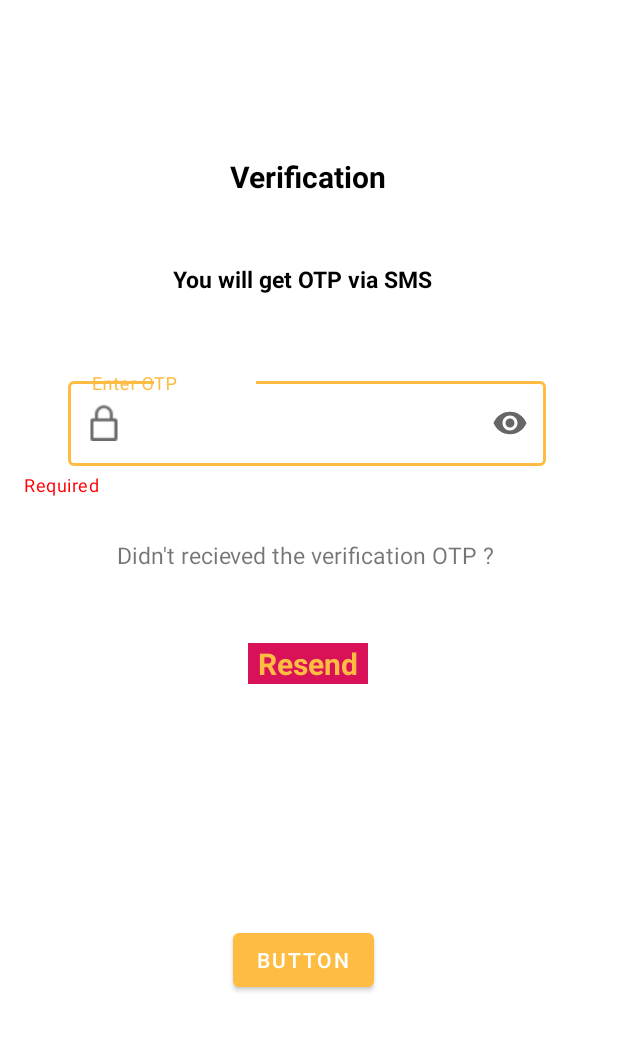
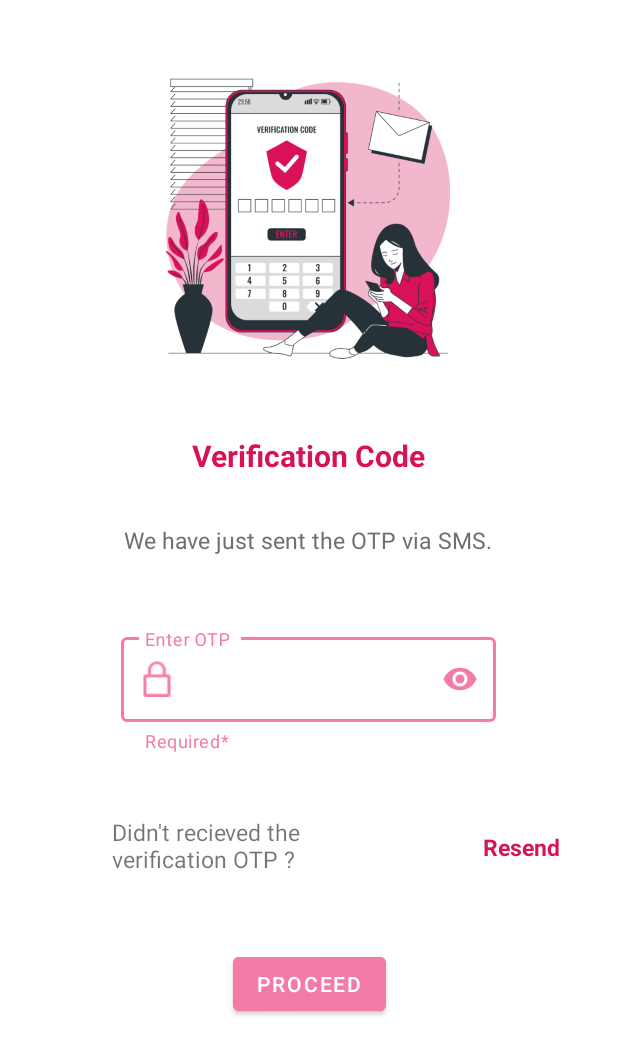
Before and after one commit to animesh-anand-dev/Edify, an Android app: the OtpVerifyActivity screen opened directly, with no data from a screen before it, on a phone screen of 412 x 824 dp. Shown: the top 1055 px of the screen. Run offline under Robolectric (Android 15) with nearby library versions, the phone set to English and light mode, and no system bars.

Commit message:
Fixes the design in Mobile Verification & Otp Screens

```diff
--- a/app/src/main/java/com/edify/app/CategorySelectionActivity.java
+++ b/app/src/main/java/com/edify/app/CategorySelectionActivity.java
@@ -20,7 +20,7 @@ public class CategorySelectionActivity extends AppCompatActivity {
         teacher.setOnClickListener(new View.OnClickListener() {
             @Override
             public void onClick(View view) {
-                Intent intent = new Intent(CategorySelectionActivity.this, TeacherFormActivity.class);
+                Intent intent = new Intent(CategorySelectionActivity.this, PhoneAuthenticationActivity.class);
                 startActivity(intent);
 
             }
@@ -28,7 +28,7 @@ public class CategorySelectionActivity extends AppCompatActivity {
         student.setOnClickListener(new View.OnClickListener() {
             @Override
             public void onClick(View view) {
-                Intent intent = new Intent(CategorySelectionActivity.this, StudentFormActivity.class);
+                Intent intent = new Intent(CategorySelectionActivity.this, OtpVerifyActivity.class);
                 startActivity(intent);
 
             }
--- a/app/src/main/res/layout/activity_otp_verify.xml
+++ b/app/src/main/res/layout/activity_otp_verify.xml
@@ -7,108 +7,118 @@
     tools:context=".OtpVerifyActivity">
 
     <ImageView
-        android:id="@+id/imageView2"
+        android:id="@+id/imageView"
+        android:layout_width="200dp"
+        android:layout_height="200dp"
+        android:src="@drawable/otp_illustration"
+        app:layout_constraintBottom_toBottomOf="parent"
+        app:layout_constraintEnd_toEndOf="parent"
+        app:layout_constraintHorizontal_bias="0.496"
+        app:layout_constraintStart_toStartOf="parent"
+        app:layout_constraintTop_toTopOf="parent"
+        app:layout_constraintVertical_bias="0.074" />
+
+
+    <TextView
+        android:id="@+id/textView"
         android:layout_width="wrap_content"
         android:layout_height="wrap_content"
         android:layout_marginTop="44dp"
+        android:text="Verification Code"
+        android:textColor="@color/logo_secondary"
+        android:textSize="20sp"
+        android:textStyle="bold"
+        app:layout_constraintBottom_toBottomOf="parent"
         app:layout_constraintEnd_toEndOf="parent"
-        app:layout_constraintHorizontal_bias="0.498"
         app:layout_constraintStart_toStartOf="parent"
-        app:layout_constraintTop_toTopOf="parent"
-        tools:srcCompat="@tools:sample/avatars" />
+        app:layout_constraintTop_toBottomOf="@+id/imageView"
+        app:layout_constraintVertical_bias="0.0" />
 
     <TextView
-        android:id="@+id/tv1"
-        android:layout_width="200dp"
-        android:layout_height="wrap_content"
-        android:layout_marginTop="60dp"
-        android:gravity="center_horizontal"
-        android:text="Verification"
-        android:textColor="@color/black"
-        android:textSize="20sp"
-        android:textStyle="bold"
-        app:layout_constraintEnd_toEndOf="parent"
-        app:layout_constraintHorizontal_bias="0.498"
-        app:layout_constraintStart_toStartOf="parent"
-        app:layout_constraintTop_toBottomOf="@+id/imageView2" />
-
-    <TextView
-        android:id="@+id/tv2"
+        android:id="@+id/textView2"
         android:layout_width="300dp"
         android:layout_height="wrap_content"
-        android:layout_marginTop="44dp"
+        android:layout_marginTop="32dp"
         android:gravity="center_horizontal"
-        android:text="You will get OTP via SMS"
-        android:textColor="@color/black"
+        android:text="We have just sent the OTP via SMS."
+        android:textColor="#6e6e73"
         android:textSize="15sp"
-        android:textStyle="bold"
+        app:layout_constraintBottom_toBottomOf="parent"
         app:layout_constraintEnd_toEndOf="parent"
-        app:layout_constraintHorizontal_bias="0.456"
+        app:layout_constraintHorizontal_bias="0.495"
         app:layout_constraintStart_toStartOf="parent"
-        app:layout_constraintTop_toBottomOf="@+id/tv1" />
-
+        app:layout_constraintTop_toBottomOf="@+id/textView"
+        app:layout_constraintVertical_bias="0.0" />
 
     <com.google.android.material.textfield.TextInputLayout
         android:id="@+id/textInputLayout"
         style="@style/Widget.MaterialComponents.TextInputLayout.OutlinedBox"
-        android:layout_width="409dp"
+        android:layout_width="250dp"
+        android:layout_height="wrap_content"
         android:hint="Enter OTP "
-        app:helperText="Required"
-        app:helperTextTextColor="#FF0000"
-        android:layout_height="wrap_content"
-        android:layout_marginTop="52dp"
+        app:boxStrokeColor="@color/secondary_variant"
         app:endIconMode="password_toggle"
+        app:endIconTint="@color/secondary_variant"
+        app:helperText="Required*"
+        app:helperTextTextColor="@color/secondary_variant"
+        app:hintTextColor="@color/secondary_variant"
+        app:layout_constraintBottom_toBottomOf="parent"
+        app:layout_constraintEnd_toEndOf="parent"
+        app:layout_constraintHorizontal_bias="0.496"
+        app:layout_constraintStart_toStartOf="parent"
+        app:layout_constraintTop_toBottomOf="@+id/textView2"
+        app:layout_constraintVertical_bias="0.131"
         app:startIconDrawable="@drawable/lock"
-        app:layout_constraintStart_toStartOf="parent"
-        app:layout_constraintTop_toBottomOf="@+id/tv2">
+        app:startIconTint="@color/secondary_variant">
 
         <com.google.android.material.textfield.TextInputEditText
             android:layout_width="match_parent"
             android:layout_height="wrap_content"
-            android:layout_marginLeft="45dp"
-            android:layout_marginRight="45dp"
-            android:inputType="textPassword"
-             />
+            android:inputType="textPassword" />
+
     </com.google.android.material.textfield.TextInputLayout>
 
     <TextView
         android:id="@+id/tv3"
-        android:layout_width="wrap_content"
+        android:layout_width="200dp"
         android:layout_height="wrap_content"
-        android:layout_marginTop="28dp"
         android:text="Didn't recieved the verification OTP ? "
         android:textSize="15sp"
-        app:layout_constraintEnd_toEndOf="parent"
-        app:layout_constraintHorizontal_bias="0.497"
+        app:layout_constraintBottom_toBottomOf="parent"
+        app:layout_constraintEnd_toStartOf="@+id/resend_btn"
+        app:layout_constraintHorizontal_bias="0.695"
         app:layout_constraintStart_toStartOf="parent"
-        app:layout_constraintTop_toBottomOf="@+id/textInputLayout" />
+        app:layout_constraintTop_toBottomOf="@+id/textInputLayout"
+        app:layout_constraintVertical_bias="0.148" />
 
     <TextView
-        android:id="@+id/tv4"
+        android:id="@+id/resend_btn"
         android:layout_width="80dp"
         android:layout_height="wrap_content"
-        android:layout_marginTop="48dp"
-        android:background="@color/logo_secondary"
+        android:layout_marginEnd="44dp"
         android:clickable="true"
         android:gravity="center_horizontal"
         android:text="Resend"
-        android:textColor="@color/logo_primary"
-        android:textSize="20sp"
+        android:textColor="@color/logo_secondary"
+        android:textSize="15sp"
         android:textStyle="bold"
+        app:layout_constraintBottom_toBottomOf="parent"
         app:layout_constraintEnd_toEndOf="parent"
-        app:layout_constraintHorizontal_bias="0.498"
-        app:layout_constraintStart_toStartOf="parent"
-        app:layout_constraintTop_toBottomOf="@+id/tv3" />
+        app:layout_constraintHorizontal_bias="0.558"
+        app:layout_constraintStart_toEndOf="@+id/textInputLayout"
+        app:layout_constraintTop_toBottomOf="@+id/textInputLayout"
+        app:layout_constraintVertical_bias="0.172" />
 
     <Button
         android:id="@+id/button2"
         android:layout_width="wrap_content"
         android:layout_height="wrap_content"
-        android:text="Button"
+        android:backgroundTint="@color/secondary_variant"
+        android:text="Proceed"
         app:layout_constraintBottom_toBottomOf="parent"
         app:layout_constraintEnd_toEndOf="parent"
-        app:layout_constraintHorizontal_bias="0.488"
         app:layout_constraintStart_toStartOf="parent"
-        app:layout_constraintTop_toBottomOf="@+id/tv4" />
+        app:layout_constraintTop_toBottomOf="@+id/tv3"
+        app:layout_constraintVertical_bias="0.251" />
 
 </androidx.constraintlayout.widget.ConstraintLayout>
```
Also changed, not shown: app/src/main/res/drawable/ic_wave.xml (added, +9 -0 lines), app/src/main/res/layout/activity_phone_authentication.xml (+59 -51 lines), app/src/main/res/drawable/mobile_illustration.png (added), app/src/main/res/drawable/otp_illustration.png (added), app/src/main/res/drawable/waves_gradient.png (added).
